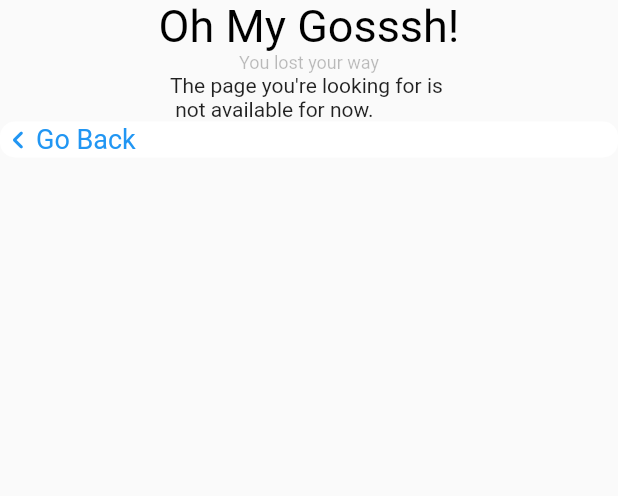
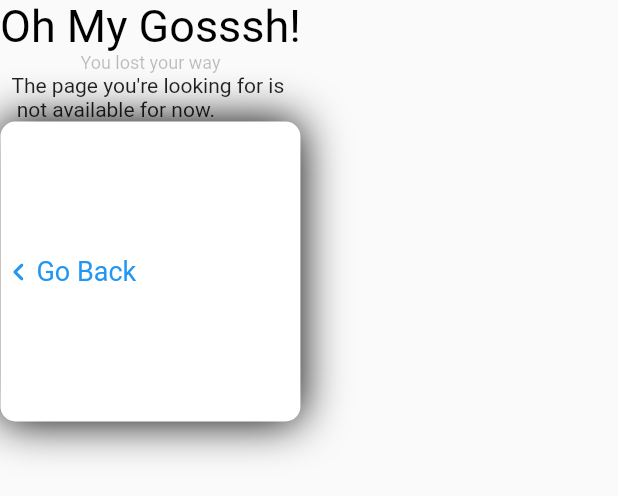
Before and after one commit to Tosin8/user_lost, a Flutter app: what left_content() shows on an empty page, opened directly, on a phone screen of 412 x 824 dp. Shown: the top 496 px of the screen. Run offline on Flutter 3.47's test engine with Material 2 defaults, Android fonts, the phone set to English and light mode, and no system bars; network calls fail.

Commit message:
Update web_main.dart

```diff
--- a/lib/404_page/components/web_main.dart
+++ b/lib/404_page/components/web_main.dart
@@ -37,8 +37,17 @@ class left_content extends StatelessWidget {
               'The page you\'re looking for is \n not available for now.'),
           const SizedBox(),
           Container(
+            width: 200,
+            height: 200,
+
             decoration: BoxDecoration(
-                color: Colors.white, borderRadius: BorderRadius.circular(10)),
+                color: Colors.white, borderRadius: BorderRadius.circular(10),
+                boxShadow: [
+                  BoxShadow(
+                    blurRadius: 25.0,
+
+                  ),
+                ]),
             child: Row(
               children: const [
                 Icon(Icons.navigate_before_rounded, color: Colors.blue),
```
